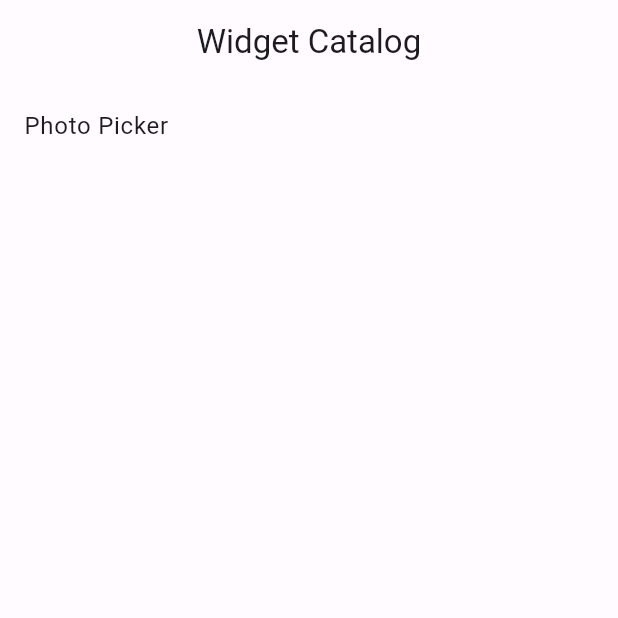
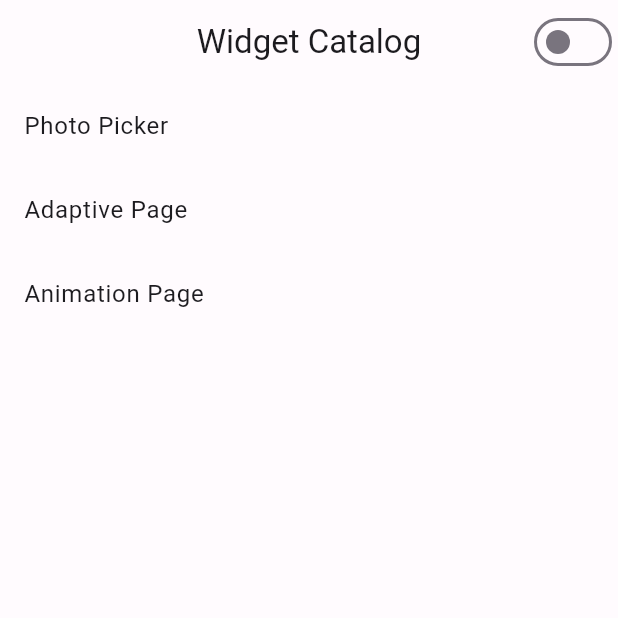
Before and after one commit to Ahnaf16/widget_experiments, a Flutter app: the screen it shows after launch, on a phone screen of 412 x 824 dp, the top half of it. Run offline on Flutter 3.47's test engine with Material 2 defaults, Android fonts, the phone set to English and light mode, and no system bars; our stand-ins replace flutter_animate, flutter_riverpod, routemaster; missing offline and left inert: flutter_adaptive_scaffold, flutter_dropzone.

Commit message:
animation test

```diff
--- a/lib/main.dart
+++ b/lib/main.dart
@@ -1,24 +1,27 @@
 import 'package:flutter/material.dart';
+import 'package:flutter_riverpod/flutter_riverpod.dart';
 import 'package:routemaster/routemaster.dart';
 import 'package:widget_experiments/routes/routes.dart';
 import 'package:widget_experiments/routes/routes_config.dart';
 import 'package:widget_experiments/theme/colors.dart';
+import 'package:widget_experiments/theme/theme_provider.dart';
 
 void main() {
   Routemaster.setPathUrlStrategy();
-  runApp(const MyApp());
+  runApp(const ProviderScope(child: MyApp()));
 }
 
-class MyApp extends StatelessWidget {
+class MyApp extends ConsumerWidget {
   const MyApp({super.key});
 
   @override
-  Widget build(BuildContext context) {
+  Widget build(BuildContext context, WidgetRef ref) {
+    final isDarkMode = ref.watch(isDarkTheme);
     return MaterialApp.router(
       debugShowCheckedModeBanner: false,
       theme: ThemeData(useMaterial3: true, colorScheme: lightColorScheme),
       darkTheme: ThemeData(useMaterial3: true, colorScheme: darkColorScheme),
-      themeMode: ThemeMode.light,
+      themeMode: isDarkMode ? ThemeMode.dark : ThemeMode.light,
       title: 'Experiments',
       routeInformationParser: const RoutemasterParser(),
       routerDelegate: RoutemasterDelegate(
@@ -28,15 +31,23 @@ class MyApp extends StatelessWidget {
   }
 }
 
-class WidgetCatalog extends StatelessWidget {
+class WidgetCatalog extends ConsumerWidget {
   const WidgetCatalog({super.key});
 
   @override
-  Widget build(BuildContext context) {
+  Widget build(BuildContext context, WidgetRef ref) {
+    final isDark = ref.watch(isDarkTheme);
     return Scaffold(
       appBar: AppBar(
         centerTitle: true,
         title: const Text('Widget Catalog'),
+        actions: [
+          Switch(
+            value: isDark,
+            onChanged: (v) =>
+                ref.read(isDarkTheme.notifier).update((state) => v),
+          ),
+        ],
       ),
       body: ListView.builder(
         itemCount: RouteNames.allRoutes.length,
--- a/lib/routes/routes.dart
+++ b/lib/routes/routes.dart
@@ -1,8 +1,10 @@
 import 'package:flutter/material.dart';
 import 'package:routemaster/routemaster.dart';
 import 'package:widget_experiments/main.dart';
+import 'package:widget_experiments/src/animation/animations.dart';
 import 'package:widget_experiments/src/drop_zone/drag_drop.dart';
 import 'package:widget_experiments/src/drop_zone/photo_picker_ui.dart';
+import 'package:widget_experiments/src/responsive/adaptive_scaffold.dart';
 
 class Route {
   const Route({required this.path, required this.page});
@@ -48,8 +50,18 @@ class RouteNames {
     path: '/drag_drop',
     page: DragDrop(),
   );
+  static Route adaptive = const Route(
+    path: '/adaptive_page',
+    page: AdaptivePage(),
+  );
+  static Route animation = const Route(
+    path: '/animation_page',
+    page: Animations(),
+  );
 
   static final allRoutes = [
     photoPicker,
+    adaptive,
+    animation,
   ];
 }
--- a/lib/routes/routes_config.dart
+++ b/lib/routes/routes_config.dart
@@ -10,6 +10,12 @@ RouteMap routesMasterMaps() {
           ),
       RouteNames.photoPicker.path: (route) => MaterialPage(
             child: RouteNames.photoPicker.page,
+          ),
+      RouteNames.adaptive.path: (route) => MaterialPage(
+            child: RouteNames.adaptive.page,
+          ),
+      RouteNames.animation.path: (route) => MaterialPage(
+            child: RouteNames.animation.page,
           )
     },
   );
--- /dev/null
+++ b/lib/theme/theme_provider.dart
@@ -0,0 +1,5 @@
+import 'package:flutter_riverpod/flutter_riverpod.dart';
+
+final isDarkTheme = StateProvider<bool>((ref) {
+  return false;
+});
--- a/pubspec.yaml
+++ b/pubspec.yaml
@@ -16,6 +16,9 @@ dependencies:
   flutter_native_splash: ^2.2.17
   flutter_dropzone: ^3.0.5
   flutter_adaptive_scaffold: ^0.1.0
+  flutter_riverpod: ^2.2.0
+  flutter_animations: ^0.0.1+10
+  flutter_animate: ^4.0.0
 
 dev_dependencies:
   flutter_test:
```
Also changed, not shown: lib/src/animation/animations.dart (added, +28 -0 lines), lib/src/animation/top_up_animation.dart (added, +54 -0 lines), lib/src/responsive/adaptive_scaffold.dart (added, +62 -0 lines), pubspec.lock.
